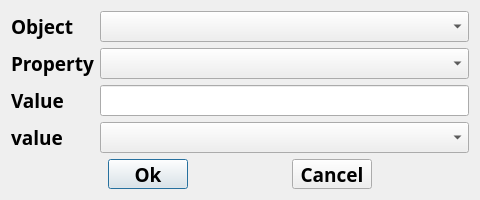
CURTLab/LVGLBuilder, file events/EventSettingWidgeet.ui: the form before one commit.
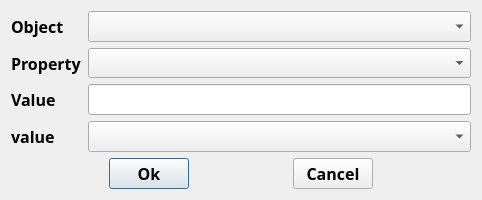
The form after the commit.

Commit message: Improved event classes

Patch:
```diff
--- a/events/EventSettingWidgeet.ui
+++ b/events/EventSettingWidgeet.ui
@@ -6,7 +6,7 @@
    <rect>
     <x>0</x>
     <y>0</y>
-    <width>480</width>
+    <width>482</width>
     <height>200</height>
    </rect>
   </property>
@@ -19,7 +19,7 @@
   <property name="font">
    <font>
     <family>Arial Black</family>
-    <pointsize>14</pointsize>
+    <pointsize>9</pointsize>
     <weight>75</weight>
     <bold>true</bold>
    </font>
@@ -38,6 +38,14 @@
          <verstretch>0</verstretch>
         </sizepolicy>
        </property>
+       <property name="font">
+        <font>
+         <family>Arial Black</family>
+         <pointsize>12</pointsize>
+         <weight>75</weight>
+         <bold>true</bold>
+        </font>
+       </property>
        <property name="text">
         <string>Object</string>
        </property>
@@ -51,6 +59,14 @@
          <height>30</height>
         </size>
        </property>
+       <property name="font">
+        <font>
+         <family>Arial Black</family>
+         <pointsize>12</pointsize>
+         <weight>75</weight>
+         <bold>true</bold>
+        </font>
+       </property>
       </widget>
      </item>
      <item row="1" column="0">
@@ -61,6 +77,14 @@
          <verstretch>0</verstretch>
         </sizepolicy>
        </property>
+       <property name="font">
+        <font>
+         <family>Arial Black</family>
+         <pointsize>12</pointsize>
+         <weight>75</weight>
+         <bold>true</bold>
+        </font>
+       </property>
        <property name="text">
         <string>Property</string>
        </property>
@@ -74,6 +98,14 @@
          <height>30</height>
         </size>
        </property>
+       <property name="font">
+        <font>
+         <family>Arial Black</family>
+         <pointsize>12</pointsize>
+         <weight>75</weight>
+         <bold>true</bold>
+        </font>
+       </property>
       </widget>
      </item>
      <item row="2" column="0">
@@ -84,6 +116,14 @@
          <verstretch>0</verstretch>
         </sizepolicy>
        </property>
+       <property name="font">
+        <font>
+         <family>Arial Black</family>
+         <pointsize>12</pointsize>
+         <weight>75</weight>
+         <bold>true</bold>
+        </font>
+       </property>
        <property name="text">
         <string>Value</string>
        </property>
@@ -97,10 +137,26 @@
          <height>30</height>
         </size>
        </property>
+       <property name="font">
+        <font>
+         <family>Arial Black</family>
+         <pointsize>12</pointsize>
+         <weight>75</weight>
+         <bold>true</bold>
+        </font>
+       </property>
       </widget>
      </item>
      <item row="3" column="0">
       <widget class="QLabel" name="value2lab">
+       <property name="font">
+        <font>
+         <family>Arial Black</family>
+         <pointsize>12</pointsize>
+         <weight>75</weight>
+         <bold>true</bold>
+        </font>
+       </property>
        <property name="text">
         <string>value</string>
        </property>
@@ -114,6 +170,14 @@
          <height>30</height>
         </size>
        </property>
+       <property name="font">
+        <font>
+         <family>Arial Black</family>
+         <pointsize>12</pointsize>
+         <weight>75</weight>
+         <bold>true</bold>
+        </font>
+       </property>
       </widget>
      </item>
     </layout>
@@ -141,6 +205,14 @@
          <height>30</height>
         </size>
        </property>
+       <property name="font">
+        <font>
+         <family>Arial Black</family>
+         <pointsize>12</pointsize>
+         <weight>75</weight>
+         <bold>true</bold>
+        </font>
+       </property>
        <property name="text">
         <string>Ok</string>
        </property>
@@ -167,6 +239,14 @@
          <height>30</height>
         </size>
        </property>
+       <property name="font">
+        <font>
+         <family>Arial Black</family>
+         <pointsize>12</pointsize>
+         <weight>75</weight>
+         <bold>true</bold>
+        </font>
+       </property>
        <property name="text">
         <string>Cancel</string>
        </property>
```
The commit also changes 12 other files.
